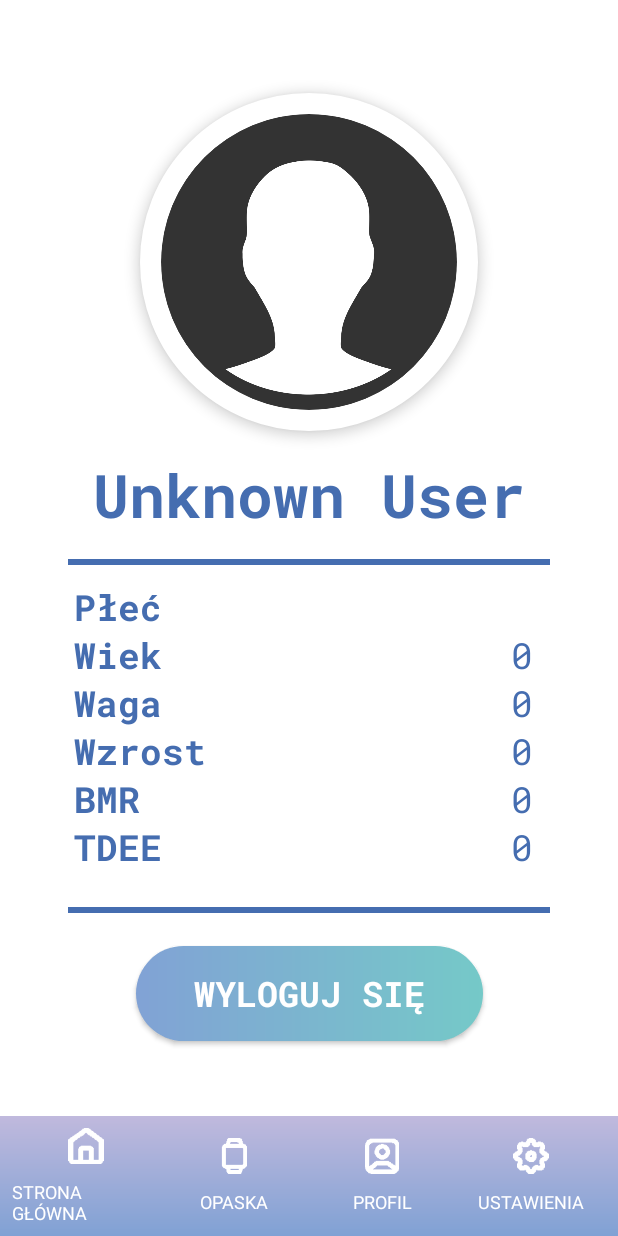
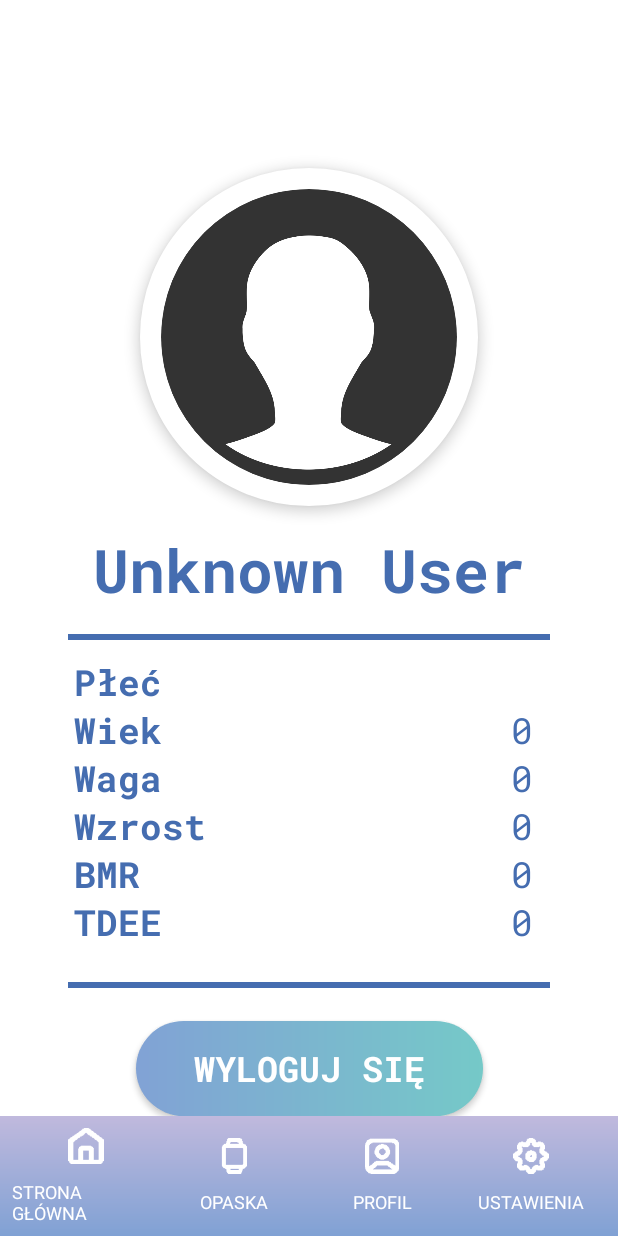
Before and after one commit to bartcanc/thesis-app-android, an Android app: the ProfileActivity screen opened directly, with no data from a screen before it, on a phone screen of 412 x 824 dp. Run offline under Robolectric (Android 15) with nearby library versions, the phone set to English and light mode, and no system bars; 2 statements that could not run were skipped.

Commit message:
final fixes 6

```diff
--- a/app/src/main/res/layout/activity_profile_view.xml
+++ b/app/src/main/res/layout/activity_profile_view.xml
@@ -11,7 +11,7 @@
     <androidx.constraintlayout.widget.ConstraintLayout
         android:layout_width="match_parent"
         android:layout_height="match_parent"
-        android:layout_marginTop="50dp"
+        android:layout_marginTop="100dp"
         android:padding="12dp"
         android:clipToPadding="false"
         android:clipToOutline="false"
--- a/app/src/main/res/layout/activity_single_training.xml
+++ b/app/src/main/res/layout/activity_single_training.xml
@@ -21,7 +21,7 @@
             app:layout_constraintTop_toTopOf="parent"
             app:layout_constraintStart_toStartOf="parent"
             android:layout_marginStart="16dp"
-            android:layout_marginTop="16dp" />
+            android:layout_marginTop="60dp" />
         <!-- Główna zawartość -->
         <FrameLayout
             android:layout_width="wrap_content"
--- a/app/src/main/res/layout/wifi_data_dialog.xml
+++ b/app/src/main/res/layout/wifi_data_dialog.xml
@@ -34,6 +34,7 @@
         android:layout_width="match_parent"
         android:layout_height="wrap_content"
         android:hint="SSID"
+        android:textColor="@color/black"
         android:fontFamily="@font/robotomono_regular"
         android:padding="12dp"
         android:background="@drawable/rounded_edit_text"
@@ -51,6 +52,7 @@
         android:hint="@string/wifi_password"
         android:fontFamily="@font/robotomono_regular"
         android:padding="12dp"
+        android:textColor="@color/black"
         android:background="@drawable/rounded_edit_text"
         android:inputType="textPassword"
         app:layout_constraintTop_toBottomOf="@id/etWifiSSID"
```
Also changed, not shown: app/src/main/res/layout/activity_graph.xml (+7 -4 lines).
